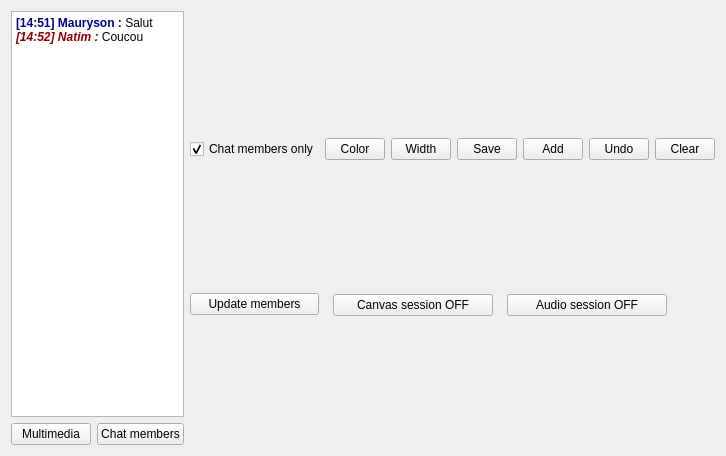
Qt form interface/ui_message.ui (olga-casian/E-learning) before a commit.
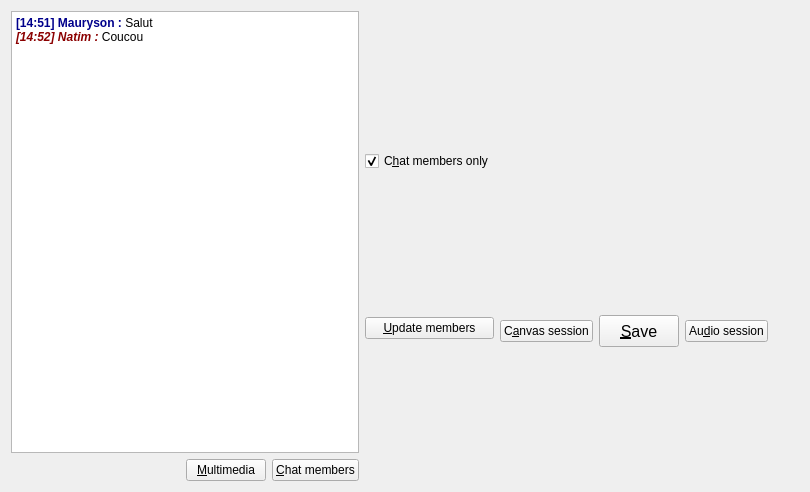
The same form after that commit. Icons and pictures are not drawn.

Commit message: canvas++, saving images of all types

The edit to the form file:
```diff
--- a/interface/ui_message.ui
+++ b/interface/ui_message.ui
@@ -6,8 +6,8 @@
    <rect>
     <x>0</x>
     <y>0</y>
-    <width>726</width>
-    <height>456</height>
+    <width>810</width>
+    <height>492</height>
    </rect>
   </property>
   <property name="minimumSize">
@@ -68,7 +68,7 @@
        <item>
         <widget class="QPushButton" name="btn_multimedia">
          <property name="text">
-          <string>Multimedia</string>
+          <string>&amp;Multimedia</string>
          </property>
          <property name="checkable">
           <bool>true</bool>
@@ -78,7 +78,7 @@
        <item>
         <widget class="QPushButton" name="btn_members">
          <property name="text">
-          <string>Chat members</string>
+          <string>&amp;Chat members</string>
          </property>
          <property name="checkable">
           <bool>true</bool>
@@ -94,7 +94,7 @@
      <item>
       <widget class="QCheckBox" name="chb_members">
        <property name="text">
-        <string>Chat members only</string>
+        <string>C&amp;hat members only</string>
        </property>
        <property name="checked">
         <bool>true</bool>
@@ -110,7 +110,7 @@
         </size>
        </property>
        <property name="text">
-        <string>Update members</string>
+        <string>&amp;Update members</string>
        </property>
       </widget>
      </item>
@@ -122,68 +122,180 @@
       <layout class="QHBoxLayout" name="horizontalLayout">
        <item>
         <widget class="QPushButton" name="btn_color">
+         <property name="minimumSize">
+          <size>
+           <width>32</width>
+           <height>32</height>
+          </size>
+         </property>
+         <property name="maximumSize">
+          <size>
+           <width>32</width>
+           <height>32</height>
+          </size>
+         </property>
+         <property name="toolTip">
+          <string>Change pen color</string>
+         </property>
+         <property name="accessibleName">
+          <string>&amp;C</string>
+         </property>
          <property name="text">
-          <string>Color</string>
+          <string/>
          </property>
          <property name="icon">
           <iconset resource="resource/res.qrc">
            <normaloff>:/icons/icons/canvas/color.png</normaloff>:/icons/icons/canvas/color.png</iconset>
          </property>
+         <property name="iconSize">
+          <size>
+           <width>32</width>
+           <height>32</height>
+          </size>
+         </property>
+         <property name="flat">
+          <bool>true</bool>
+         </property>
         </widget>
        </item>
        <item>
         <widget class="QPushButton" name="btn_width">
+         <property name="minimumSize">
+          <size>
+           <width>32</width>
+           <height>32</height>
+          </size>
+         </property>
+         <property name="maximumSize">
+          <size>
+           <width>32</width>
+           <height>32</height>
+          </size>
+         </property>
+         <property name="toolTip">
+          <string>Change pen width</string>
+         </property>
          <property name="text">
-          <string>Width</string>
+          <string/>
          </property>
          <property name="icon">
           <iconset resource="resource/res.qrc">
            <normaloff>:/icons/icons/canvas/width.png</normaloff>:/icons/icons/canvas/width.png</iconset>
          </property>
-        </widget>
-       </item>
-       <item>
-        <widget class="QPushButton" name="btn_save">
-         <property name="text">
-          <string>Save</string>
+         <property name="iconSize">
+          <size>
+           <width>32</width>
+           <height>32</height>
+          </size>
          </property>
-         <property name="icon">
-          <iconset resource="resource/res.qrc">
-           <normaloff>:/icons/icons/canvas/add.png</normaloff>:/icons/icons/canvas/add.png</iconset>
+         <property name="flat">
+          <bool>true</bool>
          </property>
         </widget>
        </item>
        <item>
         <widget class="QPushButton" name="btn_add">
+         <property name="minimumSize">
+          <size>
+           <width>32</width>
+           <height>32</height>
+          </size>
+         </property>
+         <property name="maximumSize">
+          <size>
+           <width>32</width>
+           <height>32</height>
+          </size>
+         </property>
+         <property name="toolTip">
+          <string>Add current image to session</string>
+         </property>
          <property name="text">
-          <string>Add</string>
+          <string/>
          </property>
          <property name="icon">
           <iconset resource="resource/res.qrc">
            <normaloff>:/icons/icons/canvas/add.png</normaloff>:/icons/icons/canvas/add.png</iconset>
          </property>
+         <property name="iconSize">
+          <size>
+           <width>32</width>
+           <height>32</height>
+          </size>
+         </property>
+         <property name="flat">
+          <bool>true</bool>
+         </property>
         </widget>
        </item>
        <item>
         <widget class="QPushButton" name="btn_undo">
+         <property name="minimumSize">
+          <size>
+           <width>32</width>
+           <height>32</height>
+          </size>
+         </property>
+         <property name="maximumSize">
+          <size>
+           <width>32</width>
+           <height>32</height>
+          </size>
+         </property>
+         <property name="toolTip">
+          <string>Undo latest stroke</string>
+         </property>
          <property name="text">
-          <string>Undo</string>
+          <string/>
          </property>
          <property name="icon">
           <iconset resource="resource/res.qrc">
            <normaloff>:/icons/icons/canvas/undo.png</normaloff>:/icons/icons/canvas/undo.png</iconset>
          </property>
+         <property name="iconSize">
+          <size>
+           <width>32</width>
+           <height>32</height>
+          </size>
+         </property>
+         <property name="flat">
+          <bool>true</bool>
+         </property>
         </widget>
        </item>
        <item>
         <widget class="QPushButton" name="btn_clear">
+         <property name="minimumSize">
+          <size>
+           <width>32</width>
+           <height>32</height>
+          </size>
+         </property>
+         <property name="maximumSize">
+          <size>
+           <width>32</width>
+           <height>32</height>
+          </size>
+         </property>
+         <property name="toolTip">
+          <string>Clear the canvas</string>
+         </property>
          <property name="text">
-          <string>Clear</string>
+          <string/>
          </property>
          <property name="icon">
           <iconset resource="resource/res.qrc">
            <normaloff>:/icons/icons/canvas/clear.png</normaloff>:/icons/icons/canvas/clear.png</iconset>
          </property>
+         <property name="iconSize">
+          <size>
+           <width>32</width>
+           <height>32</height>
+          </size>
+         </property>
+         <property name="flat">
+          <bool>true</bool>
+         </property>
         </widget>
        </item>
       </layout>
@@ -192,23 +304,11 @@
       <layout class="QHBoxLayout" name="hlt_audio_save">
        <item>
         <widget class="QPushButton" name="btn_canvas_session">
-         <property name="minimumSize">
-          <size>
-           <width>160</width>
-           <height>0</height>
-          </size>
-         </property>
-         <property name="maximumSize">
-          <size>
-           <width>160</width>
-           <height>16777215</height>
-          </size>
-         </property>
          <property name="toolTip">
           <string>Turn on/off canvas session</string>
          </property>
          <property name="text">
-          <string>Canvas session OFF</string>
+          <string>C&amp;anvas session</string>
          </property>
          <property name="checkable">
           <bool>true</bool>
@@ -227,25 +327,59 @@
          </property>
         </widget>
        </item>
+       <item>
+        <widget class="QPushButton" name="btn_save">
+         <property name="minimumSize">
+          <size>
+           <width>0</width>
+           <height>32</height>
+          </size>
+         </property>
+         <property name="maximumSize">
+          <size>
+           <width>16777215</width>
+           <height>32</height>
+          </size>
+         </property>
+         <property name="font">
+          <font>
+           <pointsize>12</pointsize>
+           <weight>50</weight>
+           <italic>false</italic>
+           <bold>false</bold>
+          </font>
+         </property>
+         <property name="contextMenuPolicy">
+          <enum>Qt::ActionsContextMenu</enum>
+         </property>
+         <property name="acceptDrops">
+          <bool>false</bool>
+         </property>
+         <property name="toolTip">
+          <string>Save session data</string>
+         </property>
+         <property name="text">
+          <string>&amp;Save</string>
+         </property>
+         <property name="icon">
+          <iconset resource="resource/res.qrc">
+           <normaloff>:/icons/icons/canvas/add.png</normaloff>:/icons/icons/canvas/add.png</iconset>
+         </property>
+         <property name="iconSize">
+          <size>
+           <width>20</width>
+           <height>20</height>
+          </size>
+         </property>
+        </widget>
+       </item>
        <item>
         <widget class="QPushButton" name="btn_audio_session">
-         <property name="minimumSize">
-          <size>
-           <width>160</width>
-           <height>0</height>
-          </size>
-         </property>
-         <property name="maximumSize">
-          <size>
-           <width>160</width>
-           <height>16777215</height>
-          </size>
-         </property>
          <property name="toolTip">
           <string>Turn on/off audio session</string>
          </property>
          <property name="text">
-          <string>Audio session OFF</string>
+          <string>Au&amp;dio session</string>
          </property>
          <property name="checkable">
           <bool>true</bool>
```
Left out of the diff: 4 changed lines with no effect on the pictures. The commit also changes 7 other files.
